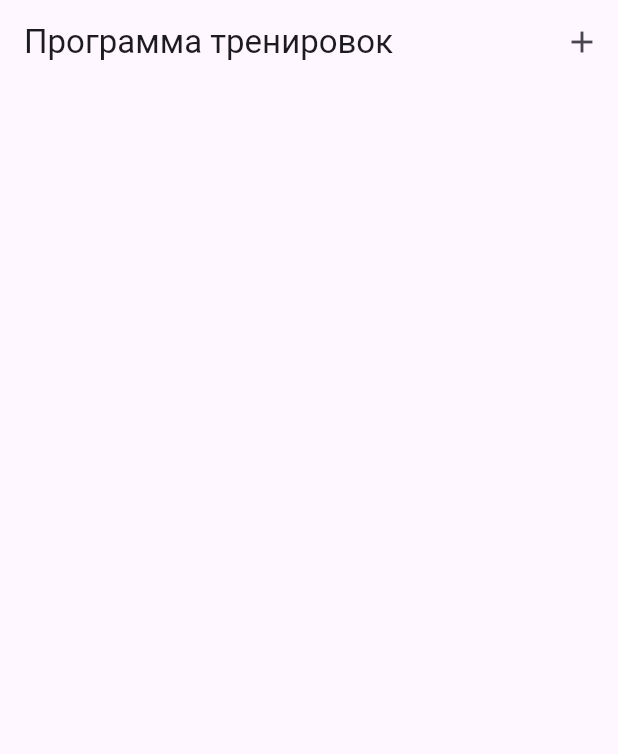
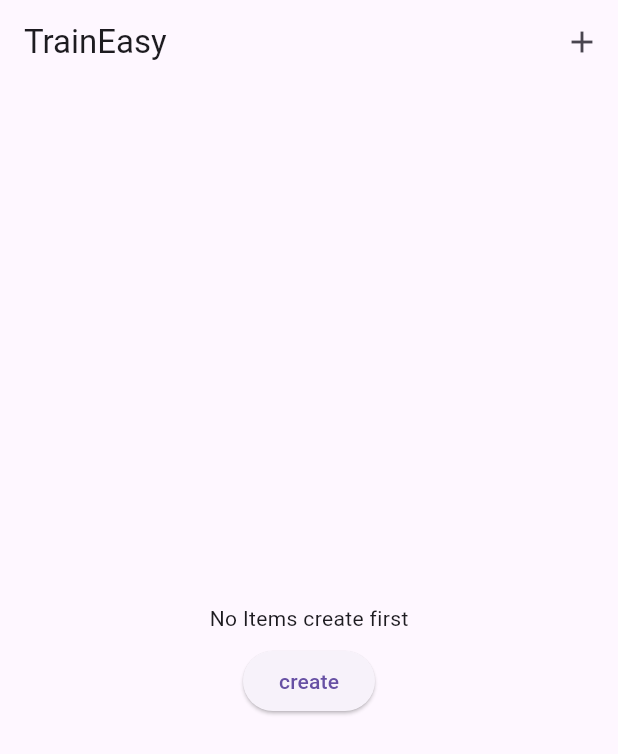
Before and after one commit to PepelyaevDev/train_easy, a Flutter app: the screen it shows after launch, on a phone screen of 412 x 824 dp. Shown: the top 754 px of the screen. Run offline on Flutter 3.47's test engine with Material 3 defaults, Android fonts, the light colour scheme and no system bars; our stand-ins replace bloc, bloc_concurrency, dio, flutter_bloc, shared_preferences.

Commit message:
Add workouts_screen ui and alalyzer

```diff
--- a/lib/data/local_workout_bundles_datasource_impl.dart
+++ b/lib/data/local_workout_bundles_datasource_impl/local_workout_bundles_datasource_impl.dart
@@ -14,7 +14,7 @@ class LocalWorkoutBundlesDatasourceImpl implements LocalWorkoutBundlesDatasource
   WorkoutBundles get workoutBundles {
     final bundlesString = prefs.getString(_workoutBundlesKey);
     if (bundlesString == null) return WorkoutBundles(bundles: []);
-    return WorkoutBundles.fromJson(json.decode(bundlesString));
+    return WorkoutBundles.fromJson(json.decode(bundlesString) as Map<String, dynamic>);
   }
 
   @override
--- a/lib/domain/entities/training_parameters.dart
+++ b/lib/domain/entities/training_parameters.dart
@@ -4,19 +4,20 @@ part 'training_parameters.g.dart';
 
 @JsonSerializable()
 class TrainingParameters {
-  final TrainingLevel trainingLevel;
-  final WorkoutGoal workoutGoal;
-  final int workoutsCount;
-  final String locale;
-
   TrainingParameters({
     required this.trainingLevel,
     required this.workoutGoal,
     required this.workoutsCount,
     required this.locale,
+    required this.name,
   });
 
   factory TrainingParameters.fromJson(Map<String, dynamic> json) => _$TrainingParametersFromJson(json);
+  final TrainingLevel trainingLevel;
+  final WorkoutGoal workoutGoal;
+  final int workoutsCount;
+  final String locale;
+  final String name;
 
   Map<String, dynamic> toJson() => _$TrainingParametersToJson(this);
 }
--- a/lib/domain/entities/training_program.dart
+++ b/lib/domain/entities/training_program.dart
@@ -4,21 +4,16 @@ part 'training_program.g.dart';
 
 @JsonSerializable()
 class TrainingProgram {
-  final List<Workout> workouts;
-
   TrainingProgram({required this.workouts});
 
   factory TrainingProgram.fromJson(Map<String, dynamic> json) => _$TrainingProgramFromJson(json);
+  final List<Workout> workouts;
 
   Map<String, dynamic> toJson() => _$TrainingProgramToJson(this);
 }
 
 @JsonSerializable()
 class Workout {
-  final List<Exercise> wormUp;
-  final List<Exercise> mainPath;
-  final List<Exercise> callDown;
-
   Workout({
     required this.wormUp,
     required this.mainPath,
@@ -26,16 +21,15 @@ class Workout {
   });
 
   factory Workout.fromJson(Map<String, dynamic> json) => _$WorkoutFromJson(json);
+  final List<Exercise> wormUp;
+  final List<Exercise> mainPath;
+  final List<Exercise> callDown;
 
   Map<String, dynamic> toJson() => _$WorkoutToJson(this);
 }
 
 @JsonSerializable()
 class Exercise {
-  final String name;
-  final String technique;
-  final String specifications;
-
   Exercise({
     required this.name,
     required this.technique,
@@ -43,6 +37,9 @@ class Exercise {
   });
 
   factory Exercise.fromJson(Map<String, dynamic> json) => _$ExerciseFromJson(json);
+  final String name;
+  final String technique;
+  final String specifications;
 
   Map<String, dynamic> toJson() => _$ExerciseToJson(this);
 }
--- a/lib/domain/entities/workout_bundles.dart
+++ b/lib/domain/entities/workout_bundles.dart
@@ -6,23 +6,18 @@ part 'workout_bundles.g.dart';
 
 @JsonSerializable()
 class WorkoutBundles {
-  final List<WorkoutBundle> bundles;
-
   WorkoutBundles({
     required this.bundles,
   });
 
   factory WorkoutBundles.fromJson(Map<String, dynamic> json) => _$WorkoutBundlesFromJson(json);
+  final List<WorkoutBundle> bundles;
 
   Map<String, dynamic> toJson() => _$WorkoutBundlesToJson(this);
 }
 
 @JsonSerializable()
 class WorkoutBundle {
-  final TrainingProgram trainingProgram;
-  final TrainingParameters trainingParameters;
-  final DateTime createTime;
-
   WorkoutBundle({
     required this.trainingProgram,
     required this.trainingParameters,
@@ -30,6 +25,9 @@ class WorkoutBundle {
   });
 
   factory WorkoutBundle.fromJson(Map<String, dynamic> json) => _$WorkoutBundleFromJson(json);
+  final TrainingProgram trainingProgram;
+  final TrainingParameters trainingParameters;
+  final DateTime createTime;
 
   Map<String, dynamic> toJson() => _$WorkoutBundleToJson(this);
 }
--- a/lib/domain/repo_impl/workout_bundles_repo_impl.dart
+++ b/lib/domain/repo_impl/workout_bundles_repo_impl.dart
@@ -35,8 +35,8 @@ class WorkoutBundlesRepoImpl extends ValueNotifier<WorkoutBundles> implements Wo
 
   @override
   Future<void> deleteWorkoutBundle(WorkoutBundle bundle) async {
-    final newBundlesList = [...localWorkoutBundlesDatasource.workoutBundles.bundles];
-    newBundlesList.removeWhere((e) => e.createTime == bundle.createTime);
+    final newBundlesList = [...localWorkoutBundlesDatasource.workoutBundles.bundles]
+      ..removeWhere((e) => e.createTime == bundle.createTime);
     final newBundles = WorkoutBundles(bundles: newBundlesList);
     await localWorkoutBundlesDatasource.updateWorkoutBundles(newBundles);
     value = newBundles;
--- a/lib/main.dart
+++ b/lib/main.dart
@@ -3,14 +3,14 @@ import 'package:flutter/material.dart';
 import 'package:flutter_bloc/flutter_bloc.dart';
 import 'package:provider/provider.dart';
 import 'package:shared_preferences/shared_preferences.dart';
-import 'package:train_easy/data/local_workout_bundles_datasource_impl.dart';
-import 'package:train_easy/data/remote_training_datasource_impl.dart';
+import 'package:train_easy/data/local_workout_bundles_datasource_impl/local_workout_bundles_datasource_impl.dart';
+import 'package:train_easy/data/remote_training_datasource_impl/remote_training_datasource_impl.dart';
 import 'package:train_easy/domain/datasource/local_workout_bundles_datasource.dart';
 import 'package:train_easy/domain/datasource/remote_training_datasource.dart';
 import 'package:train_easy/domain/repo/workout_bundles_repo.dart';
 import 'package:train_easy/domain/repo_impl/workout_bundles_repo_impl.dart';
-import 'presentation/l10n/generated/app_localizations.dart';
-import 'presentation/workouts_screen/workouts_screen.dart';
+import 'package:train_easy/presentation/l10n/generated/app_localizations.dart';
+import 'package:train_easy/presentation/workouts_screen/workouts_screen.dart';
 
 void main() async {
   WidgetsFlutterBinding.ensureInitialized();
@@ -32,14 +32,14 @@ void main() async {
 }
 
 class MyApp extends StatelessWidget {
+  const MyApp({
+    required this.remoteTrainingDatasource,
+    required this.localWorkoutBundlesDatasource,
+    super.key,
+  });
+
   final RemoteTrainingDatasource remoteTrainingDatasource;
   final LocalWorkoutBundlesDatasource localWorkoutBundlesDatasource;
-
-  const MyApp({
-    super.key,
-    required this.remoteTrainingDatasource,
-    required this.localWorkoutBundlesDatasource,
-  });
 
   @override
   Widget build(BuildContext context) {
@@ -51,10 +51,11 @@ class MyApp extends StatelessWidget {
             localWorkoutBundlesDatasource: localWorkoutBundlesDatasource,
             remoteTrainingDatasource: remoteTrainingDatasource,
           ),
-        )
+        ),
       ],
       child: MaterialApp(
-        theme: ThemeData(useMaterial3: true),
+        theme: ThemeData.light(useMaterial3: true),
+        darkTheme: ThemeData.dark(useMaterial3: true),
         debugShowCheckedModeBanner: false,
         localizationsDelegates: AppLocalizations.localizationsDelegates,
         supportedLocales: AppLocalizations.supportedLocales,
--- a/lib/presentation/create_workout_screen/create_workout_events.dart
+++ b/lib/presentation/create_workout_screen/create_workout_events.dart
@@ -1,7 +1,7 @@
 import 'package:train_easy/domain/entities/training_parameters.dart';
 
 final class CreateWorkoutEvent {
+  const CreateWorkoutEvent({required this.parameters});
+
   final TrainingParameters parameters;
-
-  const CreateWorkoutEvent({required this.parameters});
 }
--- a/lib/presentation/create_workout_screen/create_workout_screen.dart
+++ b/lib/presentation/create_workout_screen/create_workout_screen.dart
@@ -20,7 +20,7 @@ class _CreateWorkoutScreenState extends State<CreateWorkoutScreen> {
   Widget build(BuildContext context) {
     _createWorkoutBloc ??= CreateWorkoutBloc(bundlesRepo: context.read<WorkoutBundlesRepo>());
     return BlocBuilder<CreateWorkoutBloc, CreateWorkoutState>(
-      bloc: _createWorkoutBloc!,
+      bloc: _createWorkoutBloc,
       builder: (context, state) {
         return ElevatedButton(
           onPressed: () {
@@ -31,12 +31,13 @@ class _CreateWorkoutScreenState extends State<CreateWorkoutScreen> {
                   workoutGoal: WorkoutGoal.muscleGain,
                   workoutsCount: 4,
                   locale: 'ru',
+                  name: DateTime.now().toString(),
                 ),
               ),
             );
             Navigator.of(context).pop();
           },
-          child: Text('create'),
+          child: const Text('create'),
         );
       },
     );
--- a/lib/presentation/workouts_screen/workouts_bloc.dart
+++ b/lib/presentation/workouts_screen/workouts_bloc.dart
@@ -5,15 +5,25 @@ import 'package:train_easy/presentation/workouts_screen/workouts_events.dart';
 import 'package:train_easy/presentation/workouts_screen/workouts_state.dart';
 
 class WorkoutsBloc extends Bloc<WorkoutsEvent, WorkoutsState> {
+  WorkoutsBloc({
+    required this.bundlesRepo,
+  }) : super(
+          _createInitialState(bundlesRepo),
+        ) {
+    on<WorkoutsEventDelete>(_workoutsEventDeleteHandler, transformer: sequential());
+    on<WorkoutsEventUpdateBundles>(_workoutsEventUpdateBundlesHandler, transformer: sequential());
+    on<WorkoutsEventSelect>(_workoutsEventSelectHandler, transformer: sequential());
+    bundlesRepo.addListener(_bundlesListener);
+  }
+
   final WorkoutBundlesRepo bundlesRepo;
 
-  WorkoutsBloc({
-    required this.bundlesRepo,
-  }) : super(WorkoutsState(bundles: bundlesRepo.value)) {
-    on<WorkoutsEventDelete>(_workoutsEventDeleteHandler, transformer: sequential());
-    on<WorkoutsEventUpdate>(_workoutsEventUpdateHandler, transformer: sequential());
-    bundlesRepo.addListener(_bundlesListener);
-  }
+  static WorkoutsState _createInitialState(WorkoutBundlesRepo bundlesRepo) => WorkoutsState(
+        bundles: bundlesRepo.value.bundles,
+        program: 0,
+        day: 0,
+        stage: TrainingStage.wormUp,
+      );
 
   @override
   Future<void> close() {
@@ -21,13 +31,26 @@ class WorkoutsBloc extends Bloc<WorkoutsEvent, WorkoutsState> {
     return super.close();
   }
 
-  Future<void> _workoutsEventDeleteHandler(WorkoutsEventDelete event, emit) async {
+  Future<void> _workoutsEventDeleteHandler(WorkoutsEventDelete event, Emitter<WorkoutsState> emit) async {
     await bundlesRepo.deleteWorkoutBundle(event.bundle);
   }
 
-  void _workoutsEventUpdateHandler(WorkoutsEventUpdate event, emit) {
-    emit(WorkoutsState(bundles: event.bundles));
+  void _workoutsEventUpdateBundlesHandler(WorkoutsEventUpdateBundles event, Emitter<WorkoutsState> emit) {
+    emit(_createInitialState(bundlesRepo));
   }
 
-  void _bundlesListener() => add(WorkoutsEventUpdate(bundles: bundlesRepo.value));
+  void _workoutsEventSelectHandler(WorkoutsEventSelect event, Emitter<WorkoutsState> emit) {
+    final newState = switch (event) {
+      WorkoutsEventSelectProgram() => state.copyWith(
+          program: event.index,
+          day: 0,
+          stage: TrainingStage.wormUp,
+        ),
+      WorkoutsEventSelectDay() => state.copyWith(day: event.index),
+      WorkoutsEventSelectStage() => state.copyWith(stage: event.stage),
+    };
+    emit(newState);
+  }
+
+  void _bundlesListener() => add(const WorkoutsEventUpdateBundles());
 }
--- a/lib/presentation/workouts_screen/workouts_events.dart
+++ b/lib/presentation/workouts_screen/workouts_events.dart
@@ -1,17 +1,38 @@
 import 'package:train_easy/domain/entities/workout_bundles.dart';
+import 'package:train_easy/presentation/workouts_screen/workouts_state.dart';
 
 sealed class WorkoutsEvent {
   const WorkoutsEvent();
 }
 
-final class WorkoutsEventDelete extends WorkoutsEvent {
-  final WorkoutBundle bundle;
-
-  const WorkoutsEventDelete({required this.bundle});
+final class WorkoutsEventUpdateBundles extends WorkoutsEvent {
+  const WorkoutsEventUpdateBundles();
 }
 
-final class WorkoutsEventUpdate extends WorkoutsEvent {
-  final WorkoutBundles bundles;
+final class WorkoutsEventDelete extends WorkoutsEvent {
+  const WorkoutsEventDelete({required this.bundle});
 
-  const WorkoutsEventUpdate({required this.bundles});
+  final WorkoutBundle bundle;
 }
+
+sealed class WorkoutsEventSelect extends WorkoutsEvent {
+  const WorkoutsEventSelect();
+}
+
+final class WorkoutsEventSelectProgram extends WorkoutsEventSelect {
+  const WorkoutsEventSelectProgram({required this.index});
+
+  final int index;
+}
+
+final class WorkoutsEventSelectDay extends WorkoutsEventSelect {
+  const WorkoutsEventSelectDay({required this.index});
+
+  final int index;
+}
+
+final class WorkoutsEventSelectStage extends WorkoutsEventSelect {
+  const WorkoutsEventSelectStage({required this.stage});
+
+  final TrainingStage stage;
+}
--- a/lib/presentation/workouts_screen/workouts_screen.dart
+++ b/lib/presentation/workouts_screen/workouts_screen.dart
@@ -1,9 +1,11 @@
 import 'package:flutter/material.dart';
 import 'package:flutter_bloc/flutter_bloc.dart';
 import 'package:train_easy/domain/entities/training_program.dart';
+import 'package:train_easy/domain/entities/workout_bundles.dart';
 import 'package:train_easy/domain/repo/workout_bundles_repo.dart';
 import 'package:train_easy/presentation/create_workout_screen/create_workout_screen.dart';
 import 'package:train_easy/presentation/workouts_screen/workouts_bloc.dart';
+import 'package:train_easy/presentation/workouts_screen/workouts_events.dart';
 import 'package:train_easy/presentation/workouts_screen/workouts_state.dart';
 
 class WorkoutsScreen extends StatefulWidget {
@@ -15,105 +17,167 @@ class WorkoutsScreen extends StatefulWidget {
 
 class _WorkoutsScreenState extends State<WorkoutsScreen> {
   WorkoutsBloc? _workoutsBloc;
-  int? _selectedDay;
+
+  @override
+  void dispose() {
+    _workoutsBloc?.close();
+    super.dispose();
+  }
 
   @override
   Widget build(BuildContext context) {
     _workoutsBloc ??= WorkoutsBloc(bundlesRepo: context.read<WorkoutBundlesRepo>());
     return BlocBuilder<WorkoutsBloc, WorkoutsState>(
-      bloc: _workoutsBloc!,
-      builder: (context, state) {
-        final List<Workout> workouts =
-            state.bundles.bundles.isEmpty ? [] : state.bundles.bundles.first.trainingProgram.workouts;
+      bloc: _workoutsBloc,
+      builder: (BuildContext context, WorkoutsState state) {
         return Scaffold(
           appBar: AppBar(
-            title: const Text('Программа тренировок'),
+            title: const Text('TrainEasy'),
             actions: [
               IconButton(
                 onPressed: () {
-                  Navigator.of(context).push(MaterialPageRoute(builder: (_) => CreateWorkoutScreen()));
+                  Navigator.of(context).push(
+                    MaterialPageRoute<dynamic>(builder: (_) => const CreateWorkoutScreen()),
+                  );
                 },
-                icon: Icon(Icons.add),
+                icon: const Icon(Icons.add),
               ),
             ],
           ),
-          body: SingleChildScrollView(
-            child: ExpansionPanelList(
-              expansionCallback: (int index, bool isExpanded) {
-                setState(() {
-                  if (index == _selectedDay) {
-                    _selectedDay = null;
-                  } else {
-                    _selectedDay = index;
-                  }
-                });
-              },
-              children: workouts.map<ExpansionPanel>((Workout workout) {
-                final index = workouts.indexOf(workout);
-                return ExpansionPanel(
-                  canTapOnHeader: true,
-                  isExpanded: index == _selectedDay,
-                  headerBuilder: (BuildContext context, bool isExpanded) {
-                    return ListTile(title: Text('Train ${index + 1}'));
-                  },
-                  body: Column(
-                    crossAxisAlignment: CrossAxisAlignment.start,
+          body: Padding(
+            padding: const EdgeInsets.symmetric(horizontal: 16),
+            child: state.bundles.isEmpty
+                ? Center(
+                    child: Column(
+                      mainAxisSize: MainAxisSize.min,
+                      mainAxisAlignment: MainAxisAlignment.center,
+                      children: [
+                        const Text('No Items create first'),
+                        const SizedBox(height: 8),
+                        ElevatedButton(
+                          onPressed: () {
+                            Navigator.of(context).push(
+                              MaterialPageRoute<dynamic>(builder: (_) => const CreateWorkoutScreen()),
+                            );
+                          },
+                          child: const Text('create'),
+                        ),
+                      ],
+                    ),
+                  )
+                : ListView(
                     children: [
-                      Padding(
-                        padding: const EdgeInsets.symmetric(horizontal: 16.0),
-                        child: Text(
-                          'Список упражнений',
-                          style: Theme.of(context).textTheme.labelMedium,
+                      const SizedBox(height: 8),
+                      Row(
+                        mainAxisAlignment: MainAxisAlignment.spaceBetween,
+                        children: [
+                          DropdownMenu<int>(
+                            key: ValueKey(state.bundles[state.program].createTime),
+                            initialSelection: state.program,
+                            dropdownMenuEntries: state.bundles.indexed
+                                .map(
+                                  ((int index, WorkoutBundle bundle) e) => DropdownMenuEntry<int>(
+                                    value: e.$1,
+                                    label: e.$2.trainingParameters.name,
+                                  ),
+                                )
+                                .toList(),
+                            onSelected: (int? index) {
+                              if (index != null) {
+                                _workoutsBloc!.add(WorkoutsEventSelectProgram(index: index));
+                              }
+                            },
+                          ),
+                          IconButton(
+                            onPressed: () {
+                              _workoutsBloc!.add(WorkoutsEventDelete(bundle: state.bundles[state.program]));
+                            },
+                            icon: const Icon(Icons.delete),
+                          ),
+                        ],
+                      ),
+                      const SizedBox(height: 8),
+                      SegmentedButton<int>(
+                        showSelectedIcon: false,
+                        segments: state.bundles[state.program].trainingProgram.workouts.indexed
+                            .map(
+                              ((int index, Workout bundle) e) => ButtonSegment<int>(
+                                value: e.$1,
+                                label: Text('Day ${e.$1 + 1}'),
+                              ),
+                            )
+                            .toList(),
+                        selected: {state.day},
+                        onSelectionChanged: (Set<int?> index) {
+                          if (index.first != null) {
+                            _workoutsBloc!.add(WorkoutsEventSelectDay(index: index.first!));
+                          }
+                        },
+                      ),
+                      const SizedBox(height: 8),
+                      SegmentedButton<TrainingStage>(
+                        showSelectedIcon: false,
+                        segments: TrainingStage.values
+                            .map(
+                              (e) => ButtonSegment<TrainingStage>(
+                                value: e,
+                                label: Text(e.name),
+                              ),
+                            )
+                            .toList(),
+                        selected: {state.stage},
+                        onSelectionChanged: (Set<TrainingStage?> index) {
+                          if (index.first != null) {
+                            _workoutsBloc!.add(WorkoutsEventSelectStage(stage: index.first!));
+                          }
+                        },
+                      ),
+                      const SizedBox(height: 8),
+                      Text(
+                        'Список упражнений '
+                        'Список упражнений '
+                        'Список упражнений '
+                        'Список упражнений '
+                        'Список упражнений '
+                        'Список упражнений '
+                        'Список упражнений',
+                        style: Theme.of(context).textTheme.labelMedium,
+                      ),
+                      const SizedBox(height: 8),
+                      ...List<Widget>.generate(
+                        state.exercises.length,
+                        (i) => Card(
+                          margin: const EdgeInsets.only(bottom: 8),
+                          child: Padding(
+                            padding: const EdgeInsets.all(12),
+                            child: Column(
+                              crossAxisAlignment: CrossAxisAlignment.start,
+                              children: [
+                                Text(
+                                  state.exercises[i].name,
+                                  style: Theme.of(context).textTheme.titleMedium,
+                                ),
+                                const SizedBox(height: 8),
+                                Text(
+                                  state.exercises[i].technique,
+                                  style: Theme.of(context).textTheme.bodyMedium,
+                                ),
+                                const SizedBox(height: 8),
+                                Text(
+                                  state.exercises[i].specifications,
+                                  style: Theme.of(context).textTheme.labelLarge,
+                                ),
+                              ],
+                            ),
+                          ),
                         ),
                       ),
                       const SizedBox(height: 8),
-                      ...workout.wormUp.map((exercise) => _ExerciseCard(exercise: exercise)),
-                      ...workout.mainPath.map((exercise) => _ExerciseCard(exercise: exercise)),
-                      ...workout.callDown.map((exercise) => _ExerciseCard(exercise: exercise)),
                     ],
                   ),
-                );
-              }).toList(),
-            ),
           ),
         );
       },
     );
   }
 }
-
-class _ExerciseCard extends StatelessWidget {
-  final Exercise exercise;
-
-  const _ExerciseCard({required this.exercise});
-
-  @override
-  Widget build(BuildContext context) {
-    return Card(
-      // elevation: 0,
-      margin: const EdgeInsets.symmetric(horizontal: 8, vertical: 4),
-      child: Padding(
-        padding: const EdgeInsets.all(12.0),
-        child: Column(
-          crossAxisAlignment: CrossAxisAlignment.start,
-          children: [
-            Text(
-              exercise.name,
-              style: Theme.of(context).textTheme.titleMedium,
-            ),
-            const SizedBox(height: 8),
-            Text(
-              exercise.technique,
-              style: Theme.of(context).textTheme.bodyMedium,
-            ),
-            const SizedBox(height: 8),
-            Text(
-              exercise.specifications,
-              style: Theme.of(context).textTheme.labelLarge,
-            ),
-          ],
-        ),
-      ),
-    );
-  }
-}
--- a/lib/presentation/workouts_screen/workouts_state.dart
+++ b/lib/presentation/workouts_screen/workouts_state.dart
@@ -1,7 +1,38 @@
+import 'package:train_easy/domain/entities/training_program.dart';
 import 'package:train_easy/domain/entities/workout_bundles.dart';
 
+enum TrainingStage { wormUp, mainPath, callDown }
+
 final class WorkoutsState {
-  final WorkoutBundles bundles;
+  const WorkoutsState({
+    required this.bundles,
+    required this.program,
+    required this.day,
+    required this.stage,
+  });
 
-  const WorkoutsState({required this.bundles});
+  final List<WorkoutBundle> bundles;
+  final int program;
+  final int day;
+  final TrainingStage stage;
+
+  List<Exercise> get exercises => switch (stage) {
+        TrainingStage.wormUp => bundles[program].trainingProgram.workouts[day].wormUp,
+        TrainingStage.mainPath => bundles[program].trainingProgram.workouts[day].mainPath,
+        TrainingStage.callDown => bundles[program].trainingProgram.workouts[day].callDown,
+      };
+
+  WorkoutsState copyWith({
+    List<WorkoutBundle>? bundles,
+    int? program,
+    int? day,
+    TrainingStage? stage,
+  }) {
+    return WorkoutsState(
+      bundles: bundles ?? this.bundles,
+      program: program ?? this.program,
+      day: day ?? this.day,
+      stage: stage ?? this.stage,
+    );
+  }
 }
--- a/pubspec.yaml
+++ b/pubspec.yaml
@@ -11,8 +11,8 @@ dependencies:
     sdk: flutter
   flutter_localizations:
     sdk: flutter
+  cupertino_icons: ^1.0.8
   intl: any
-  cupertino_icons: ^1.0.8
   json_annotation: ^4.9.0
   shared_preferences: ^2.5.3
   flutter_bloc: ^9.1.0
@@ -20,11 +20,11 @@ dependencies:
   bloc_concurrency: ^0.3.0
   dio: ^5.8.0+1
   provider: ^6.1.4
+  very_good_analysis: ^7.0.0
 
 dev_dependencies:
   flutter_test:
     sdk: flutter
-  flutter_lints: ^5.0.0
   build_runner: ^2.4.15
   json_serializable: ^6.9.4
 
```
Also changed, not shown: analysis_options.yaml (+11 -1 lines), lib/data/remote_training_datasource_impl/dto/deep_seek_response_dto.dart (added, +101 -0 lines), lib/data/remote_training_datasource_impl/dto/main_path_dto.dart (added, +26 -0 lines), lib/data/remote_training_datasource_impl/dto/worm_up_dto.dart (added, +18 -0 lines), lib/data/remote_training_datasource_impl/prompts.dart (renamed from lib/data/prompts.dart, +5 -5 lines), lib/data/remote_training_datasource_impl/remote_training_datasource_impl.dart (renamed from lib/data/remote_training_datasource_impl.dart, +33 -22 lines), lib/presentation/create_workout_screen/create_workout_bloc.dart (+4 -4 lines), lib/data/remote_training_datasource_impl/dto/deep_seek_response_dto.g.dart (added), lib/data/remote_training_datasource_impl/dto/main_path_dto.g.dart (added), lib/data/remote_training_datasource_impl/dto/worm_up_dto.g.dart (added), lib/domain/entities/training_parameters.g.dart, lib/domain/entities/training_program.g.dart, lib/domain/entities/workout_bundles.g.dart, pubspec.lock.
